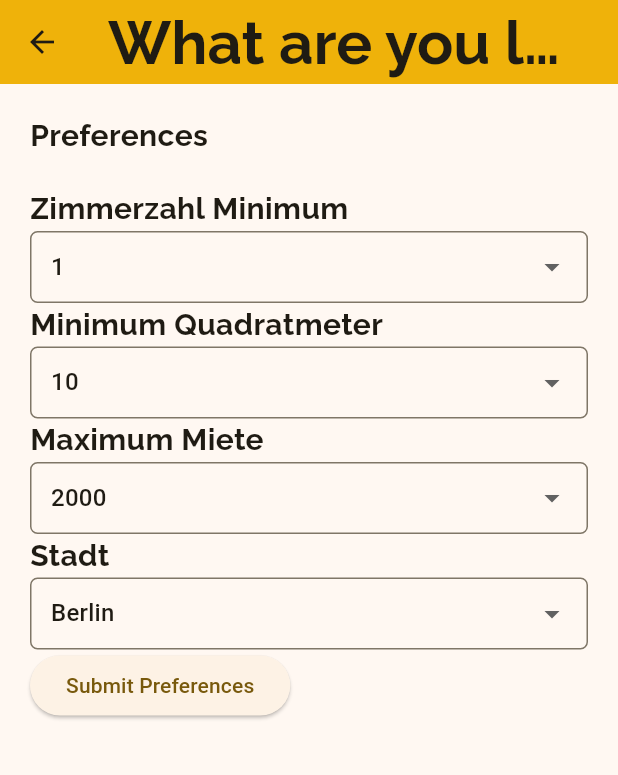
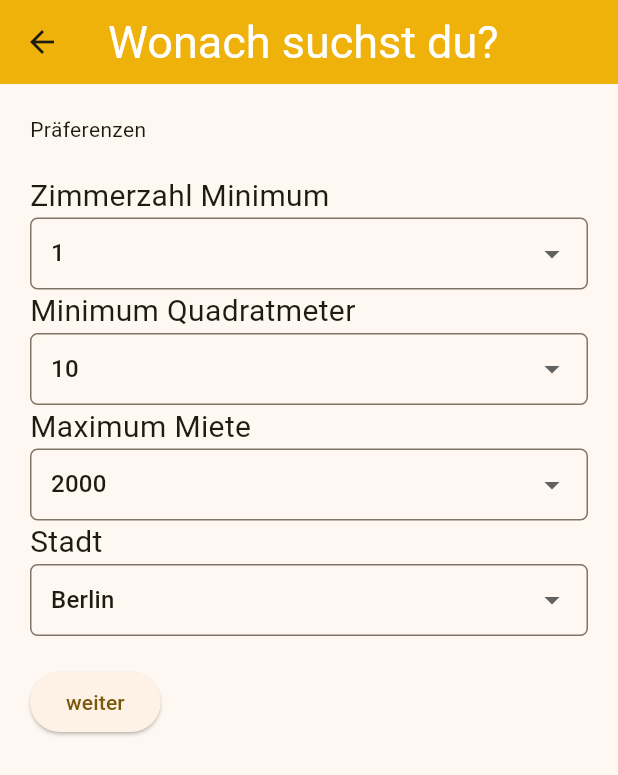
Before and after one commit to Tobias314/HomeSwap, a Flutter app: the ProfilePage screen opened directly, after a tap on "Submit", on a phone screen of 412 x 824 dp. Shown: the top 775 px of the screen. Run offline on Flutter 3.47's test engine with Material 2 defaults, Android fonts, the phone set to English and light mode, and no system bars; our stand-ins replace appinio_swiper, confetti, flutter_bloc, settings_ui.

Commit message:
Frontend 3 (#4)
* moin

* moinsen no google fonts

```diff
--- a/frontend/lib/pages/confetti_page.dart
+++ b/frontend/lib/pages/confetti_page.dart
@@ -13,7 +13,7 @@ class ConfettiSample extends StatelessWidget {
     return MaterialApp(
         title: 'Confetti',
         home: Scaffold(
-          backgroundColor: Colors.grey[900],
+          backgroundColor: Color.fromARGB(255, 255, 255, 255),
           body: ConfettiPage(),
         ));
   }
--- a/frontend/lib/pages/offer_page.dart
+++ b/frontend/lib/pages/offer_page.dart
@@ -31,8 +31,12 @@ class OfferPage extends StatelessWidget {
 
     return Scaffold(
       appBar: AppBar(
-        title: Text('Wir haben ein paar ein Match für dich!'),
+        title: Text('Neues Match gefunden!'),
         backgroundColor: const Color(0xFFEFB20A),
+        titleTextStyle: const TextStyle(
+              color: Colors.white,
+              fontSize: 30,
+              )
       ),
       body: ListView.separated(
         itemCount: imageDataList.length,
--- a/frontend/lib/pages/preference_page.dart
+++ b/frontend/lib/pages/preference_page.dart
@@ -163,8 +163,12 @@ class PreferencePage extends StatelessWidget {
   Widget build(BuildContext context) {
     return Scaffold(
         appBar: AppBar(
-          title: const Text('What are you looking for?'),
+          title: const Text('Wonach suchst du?'),
           backgroundColor: const Color(0xFFEFB20A),
+          titleTextStyle: const TextStyle(
+              color: Colors.white,
+              fontSize: 30,
+              )
         ),
         body: Padding(
           padding: const EdgeInsets.all(20.0),
@@ -172,11 +176,11 @@ class PreferencePage extends StatelessWidget {
             crossAxisAlignment: CrossAxisAlignment.start,
             children: [
               const Text(
-                'Preferences',
-                style: TextStyle(
+                'Präferenzen',
+                /*style: TextStyle(
                   fontSize: 20,
                   fontWeight: FontWeight.bold,
-                ),
+                ),*/
               ),
               const SizedBox(height: 20),
               buildDropdownRow(
@@ -215,9 +219,10 @@ class PreferencePage extends StatelessWidget {
                   context.read<NewHomePreferencesCubit>().updateCity(value);
                 },
               ),
+              const SizedBox(height: 20,),
               // Add more BlocBuilders for other preferences
               ElevatedButton(
-                child: const Text('Submit Preferences'),
+                child: const Text('weiter'),
                 onPressed: () {
                   Navigator.push(
                     context,
@@ -244,7 +249,7 @@ class PreferencePage extends StatelessWidget {
         children: [
           Text(
             label,
-            style: const TextStyle(fontWeight: FontWeight.bold),
+            style: const TextStyle(fontSize: 20),
           ),
           DropdownButtonFormField<String>(
             value: value,
--- a/frontend/lib/pages/profile_page.dart
+++ b/frontend/lib/pages/profile_page.dart
@@ -176,6 +176,10 @@ class _ProfilePageState extends State<ProfilePage> {
       appBar: AppBar(
         title: Text('What do you have to offer'),
         backgroundColor: const Color(0xFFEFB20A),
+        titleTextStyle: const TextStyle(
+              color: Colors.white,
+              fontSize: 30,
+              )
       ),
       body: Padding(
         padding: const EdgeInsets.all(20.0),
@@ -185,7 +189,7 @@ class _ProfilePageState extends State<ProfilePage> {
               const Text(
                 'Please fill in information about your appartment:',
                 style: TextStyle(
-                  fontSize: 20,
+                  // fontSize: 20,
                   fontWeight: FontWeight.bold,
                 ),
               ),
@@ -267,7 +271,7 @@ class _ProfilePageState extends State<ProfilePage> {
         children: [
           Text(
             label,
-            style: const TextStyle(fontWeight: FontWeight.bold),
+            style: const TextStyle(fontWeight: FontWeight.bold, fontSize:20),
           ),
           DropdownButtonFormField<String>(
             value: value,
```
Also changed, not shown: frontend/lib/main.dart (+2 -19 lines), frontend/lib/pages/swipe_page.dart (+10 -6 lines), frontend/lib/pages/user_info_page.dart (+10 -10 lines), frontend/pubspec.lock.
